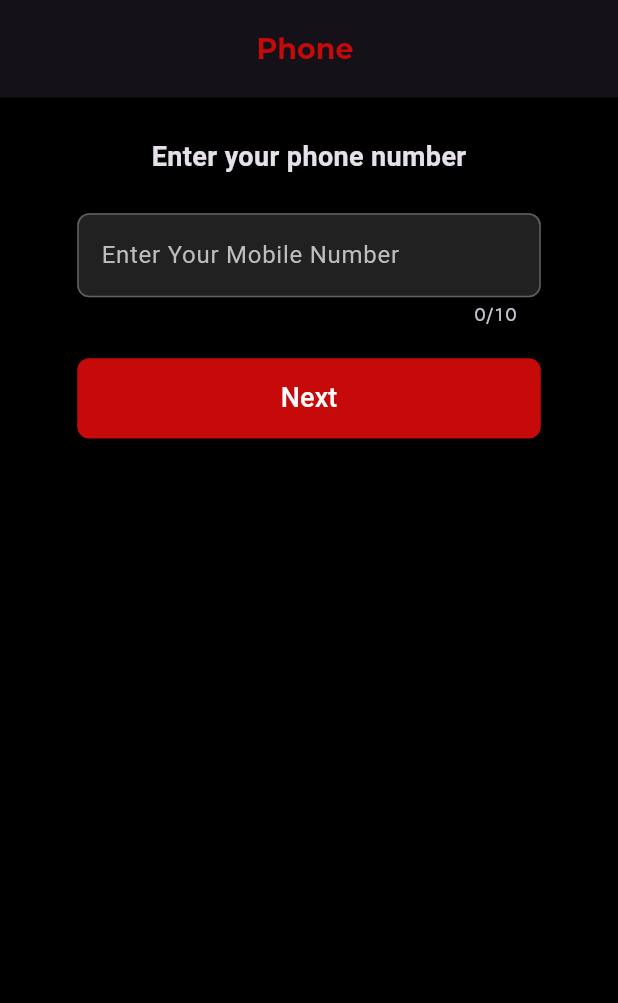
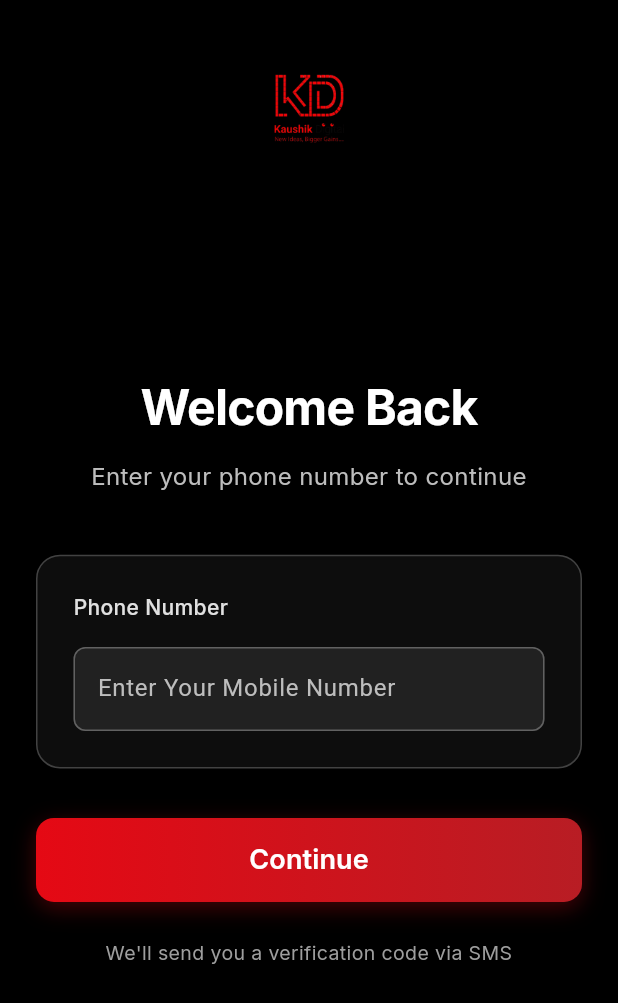
Before and after one commit to alimehdirazab/kaushik_digital, a Flutter app: the screen it shows after launch, after a tap on "Login with OTP", on a phone screen of 412 x 824 dp. Shown: the top 1003 px of the screen. Run offline on Flutter 3.47's test engine with Material 3 defaults, Android fonts, the phone set to English and light mode, and no system bars; our stand-ins replace cached_network_image, carousel_slider, flutter_html, google_fonts, pin_code_fields, share_plus and 2 more; missing offline and left inert: razorpay_flutter; network calls fail; Roboto replaces fonts that are missing (Abel, Namdhinggo).

Commit message:
minor fixes

```diff
--- a/lib/Models/home_api_model.dart
+++ b/lib/Models/home_api_model.dart
@@ -18,16 +18,16 @@ class VideoStreamingApp {
       slider: (json['slider'] as List?)
           ?.map((item) => SliderItem.fromJson(item))
           .toList() ?? [],
-      latestMovies: (json['latest_movies'] as List?)
+      latestMovies: (json['featured_movies'] as List?)
           ?.map((item) => Movie.fromJson(item))
           .toList() ?? [],
-      latestShows: (json['latest_shows'] as List?)
+      latestShows: (json['web_series'] as List?)
           ?.map((item) => Show.fromJson(item))
           .toList() ?? [],
-      popularMovies: (json['popular_movies'] as List?)
+      popularMovies: (json['short_movies'] as List?)
           ?.map((item) => Movie.fromJson(item))
           .toList() ?? [],
-      popularShows: (json['popular_shows'] as List?)
+      popularShows: (json['video_albums'] as List?)
           ?.map((item) => Show.fromJson(item))
           .toList() ?? [],
     );
--- a/lib/Screens/Home/home_screen.dart
+++ b/lib/Screens/Home/home_screen.dart
@@ -258,7 +258,7 @@ class _MyHomeScreenState extends State<MyHomeScreen> {
                                         child: Container(
                                           height: 45,
                                           decoration: BoxDecoration(
-                                            color: Colors.grey[800]!.withOpacity(0.8),
+                                            color: Colors.grey[800]!.withValues(alpha: 0.8),
                                             borderRadius: BorderRadius.circular(6),
                                           ),
                                           child: Row(
@@ -288,7 +288,7 @@ class _MyHomeScreenState extends State<MyHomeScreen> {
                                         height: 45,
                                         width: 45,
                                         decoration: BoxDecoration(
-                                          color: Colors.grey[800]!.withOpacity(0.8),
+                                          color: Colors.grey[800]!.withValues(alpha: 0.8),
                                           borderRadius: BorderRadius.circular(6),
                                         ),
                                         child: const Icon(
@@ -318,7 +318,7 @@ class _MyHomeScreenState extends State<MyHomeScreen> {
                                     decoration: BoxDecoration(
                                       color: _currentSliderIndex == entry.key
                                           ? const Color(0xffE50914)
-                                          : Colors.white.withOpacity(0.4),
+                                          : Colors.white.withValues(alpha:0.4),
                                       borderRadius: BorderRadius.circular(4),
                                     ),
                                   );
@@ -396,8 +396,8 @@ class _MyHomeScreenState extends State<MyHomeScreen> {
                     children: [
                       const SizedBox(height: 20),
 
-                      // Latest Movies Section
-                      _buildSectionTitle("Latest Movies"),
+                      // Featured Movies Section
+                      _buildSectionTitle("Featured Movies"),
                       const SizedBox(height: 12),
                       SizedBox(
                         height: h * 0.28,
@@ -436,8 +436,8 @@ class _MyHomeScreenState extends State<MyHomeScreen> {
 
                       const SizedBox(height: 30),
 
-                      // Latest Shows Section
-                      _buildSectionTitle("Latest Shows"),
+                      // Web Series Section
+                      _buildSectionTitle("Web Series"),
                       const SizedBox(height: 12),
                       SizedBox(
                         height: h * 0.28,
--- a/lib/Screens/Login with OTP/ph_no_screen.dart
+++ b/lib/Screens/Login with OTP/ph_no_screen.dart
@@ -26,100 +26,171 @@ class _PhNoScreenState extends State<PhNoScreen> {
   Widget build(BuildContext context) {
     final authProvider = Provider.of<AuthProvider>(context);
     double h = MediaQuery.of(context).size.height;
-    double w = MediaQuery.of(context).size.width;
     return Scaffold(
-      appBar: AppBar(
-        automaticallyImplyLeading: false,
-        toolbarHeight: 65,
-        centerTitle: true,
-        title: Text("Phone ",
-            style: GoogleFonts.montserrat(
-              textStyle: TextStyle(
-                fontSize: 19,
-                color: primaryColor,
-                fontWeight: FontWeight.bold,
+      backgroundColor: Colors.black,
+      body: SafeArea(
+        child: SingleChildScrollView(
+          child: Container(
+            height: MediaQuery.of(context).size.height - MediaQuery.of(context).padding.top,
+            padding: const EdgeInsets.symmetric(horizontal: 24.0),
+            child: Column(
+              children: [
+                // Top section with logo
+                SizedBox(height: h * 0.05),
+                Image.asset(
+                  appLogo,
+                  height: 60,
+                  width: 60,
                 ),
-            )),
+                // Main content container
+                Expanded(
+                  child: Column(
+                    mainAxisAlignment: MainAxisAlignment.center,
+                    children: [
+                      // Welcome text
+                      Text(
+                        "Welcome Back",
+                        style: GoogleFonts.inter(
+                          fontSize: 32,
+                          fontWeight: FontWeight.w700,
+                          color: Colors.white,
+                          letterSpacing: -0.5,
                         ),
-      body: Padding(
-        padding: const EdgeInsets.symmetric(horizontal: 30.0, vertical: 10),
+                        textAlign: TextAlign.center,
+                      ),
+
+                      SizedBox(height: h * 0.015),
+
+                      Text(
+                        "Enter your phone number to continue",
+                        style: GoogleFonts.inter(
+                          fontSize: 16,
+                          fontWeight: FontWeight.w400,
+                          color: Colors.grey[400],
+                          height: 1.4,
+                        ),
+                        textAlign: TextAlign.center,
+                      ),
+
+                      SizedBox(height: h * 0.05),
+
+                      // Phone number input container
+                      Container(
+                        padding: const EdgeInsets.all(24),
+                        decoration: BoxDecoration(
+                          color: Colors.grey[900]?.withOpacity(0.4),
+                          borderRadius: BorderRadius.circular(16),
+                          border: Border.all(
+                            color: Colors.grey[800]!,
+                            width: 1,
+                          ),
+                        ),
                         child: Column(
-          crossAxisAlignment: CrossAxisAlignment.center,
+                          crossAxisAlignment: CrossAxisAlignment.start,
                           children: [
-            SizedBox(
-              height: h * 0.02,
+                            Text(
+                              "Phone Number",
+                              style: GoogleFonts.inter(
+                                fontSize: 14,
+                                fontWeight: FontWeight.w500,
+                                color: Colors.grey[300],
                               ),
-            Center(
-              child: Text("Enter your phone number",
-                  style: GoogleFonts.abel(
-                    textStyle: const TextStyle(
-                      fontSize: 18,
-                      fontWeight: FontWeight.bold,
                             ),
-                  )),
-            ),
-            SizedBox(
-              height: h * 0.03,
-            ),
-            SizedBox(
-                width: w * 0.75,
-                child: Form(
+
+                            SizedBox(height: h * 0.02),
+
+                            Form(
                               key: _formKey,
                               child: PhNoTextfield(
                                 controller: PhoneController,
-                  ),
-                )),
-            SizedBox(
-              height: h * 0.025,
-            ),
-            SizedBox(
-              width: w * 0.75,
-              height: h * 0.065,
-              child: ElevatedButton(
-                onPressed: () {
-                  if (_formKey.currentState!.validate()) {
-                    // AuthService authService = AuthService();
-                    // authService.requestLoginOTP(
-                    //     mobile: PhoneController.text.trim(), context: context);
-                    authProvider.requestLoginOTP(
-                        mobile: PhoneController.text.trim(), context: context);
-                  }
-                  print(PhoneController.text);
-                  // Navigator.push(
-                  //     context,
-                  //     MaterialPageRoute(
-                  //         builder: (context) => OtpScreen(
-                  //               phNo: PhoneController.text,
-                  //             )));
-                },
-                style: ElevatedButton.styleFrom(
-                  backgroundColor: primaryColor,
-                  padding:
-                      const EdgeInsets.symmetric(vertical: 12, horizontal: 32),
-                  shape: RoundedRectangleBorder(
-                    borderRadius: BorderRadius.circular(8),
-                  ),
-                ),
-                child: authProvider.isLoading
-                    ? SizedBox(
-                        height: h * 0.03,
-                        width: h * 0.03,
-                        child: CircularProgressIndicator(
-                          color: whiteColor,
-                          strokeWidth: 3,
-                        ),
-                      )
-                    : Text(
-                        'Next',
-                        style: GoogleFonts.namdhinggo(
-                          textStyle: TextStyle(fontSize: 18, color: whiteColor),
-                        ),
-                      ),
                               ),
                             ),
                           ],
                         ),
                       ),
+
+                      SizedBox(height: h * 0.04),
+
+                      // Continue button
+                      Container(
+                        width: double.infinity,
+                        height: 56,
+                        decoration: BoxDecoration(
+                          gradient: const LinearGradient(
+                            colors: [
+                              Color(0xFFE50914),
+                              Color(0xFFB81D24),
+                            ],
+                            begin: Alignment.centerLeft,
+                            end: Alignment.centerRight,
+                          ),
+                          borderRadius: BorderRadius.circular(12),
+                          boxShadow: [
+                            BoxShadow(
+                              color: const Color(0xFFE50914).withOpacity(0.3),
+                              blurRadius: 12,
+                              offset: const Offset(0, 4),
+                            ),
+                          ],
+                        ),
+                        child: ElevatedButton(
+                          onPressed: () {
+                            if (_formKey.currentState!.validate()) {
+                              authProvider.requestLoginOTP(
+                                  mobile: PhoneController.text.trim(), context: context);
+                            }
+                            print(PhoneController.text);
+                          },
+                          style: ElevatedButton.styleFrom(
+                            backgroundColor: Colors.transparent,
+                            shadowColor: Colors.transparent,
+                            shape: RoundedRectangleBorder(
+                              borderRadius: BorderRadius.circular(12),
+                            ),
+                          ),
+                          child: authProvider.isLoading
+                              ? const SizedBox(
+                                  height: 24,
+                                  width: 24,
+                                  child: CircularProgressIndicator(
+                                    color: Colors.white,
+                                    strokeWidth: 2.5,
+                                  ),
+                                )
+                              : Text(
+                                  'Continue',
+                                  style: GoogleFonts.inter(
+                                    fontSize: 18,
+                                    color: Colors.white,
+                                    fontWeight: FontWeight.w600,
+                                  ),
+                                ),
+                        ),
+                      ),
+
+                      SizedBox(height: h * 0.03),
+
+                      // Privacy text
+                      Text(
+                        "We'll send you a verification code via SMS",
+                        style: GoogleFonts.inter(
+                          fontSize: 13,
+                          color: Colors.grey[500],
+                          height: 1.4,
+                        ),
+                        textAlign: TextAlign.center,
+                      ),
+                    ],
+                  ),
+                ),
+
+                // Bottom padding
+                SizedBox(height: h * 0.04),
+              ],
+            ),
+          ),
+        ),
+      ),
     );
   }
 }
--- a/lib/Screens/Login with OTP/widgets/ph_no_textfield.dart
+++ b/lib/Screens/Login with OTP/widgets/ph_no_textfield.dart
@@ -25,7 +25,7 @@ class PhNoTextfield extends StatelessWidget {
     return TextFormField(
       controller: controller,
       keyboardType: TextInputType.number,
-      maxLength: 10, // Limit input to 10 digits
+     // maxLength: 10, // Limit input to 10 digits
       inputFormatters: [
         FilteringTextInputFormatter.digitsOnly, // Allow only numbers
       ],
--- a/lib/Screens/Login/login_screen.dart
+++ b/lib/Screens/Login/login_screen.dart
@@ -3,7 +3,6 @@ import 'package:google_fonts/google_fonts.dart';
 import 'package:kaushik_digital/Providers/auth_provider.dart';
 import 'package:kaushik_digital/Screens/Login%20with%20OTP/ph_no_screen.dart';
 import 'package:kaushik_digital/Screens/Login/widgets/custom_textfield.dart';
-import 'package:kaushik_digital/Screens/Signup/signup_phno_screen.dart';
 import 'package:kaushik_digital/Screens/Signup/signup_screen.dart';
 import 'package:kaushik_digital/utils/constants/constants.dart';
 import 'package:provider/provider.dart';
@@ -123,17 +122,6 @@ class _LoginScreenState extends State<LoginScreen> {
                   SizedBox(
                     height: h * 0.025,
                   ),
-                  Text(
-                    'Need help?',
-                    style: GoogleFonts.namdhinggo(
-                        textStyle: const TextStyle(
-                            fontSize: 18,
-                            color: Colors.white70, // Light gray for dark mode
-                            fontWeight: FontWeight.bold)),
-                  ),
-                  SizedBox(
-                    height: h * 0.025,
-                  ),
                   Row(
                     mainAxisAlignment: MainAxisAlignment.center,
                     children: [
--- a/pubspec.yaml
+++ b/pubspec.yaml
@@ -16,7 +16,7 @@ publish_to: "none" # Remove this line if you wish to publish to pub.dev
 # https://developer.apple.com/library/archive/documentation/General/Reference/InfoPlistKeyReference/Articles/CoreFoundationKeys.html
 # In Windows, build-name is used as the major, minor, and patch parts
 # of the product and file versions while build-number is used as the build suffix.
-version: 1.0.0+4
+version: 1.0.0+5
 
 environment:
   sdk: ^3.5.4
```
Lines whose indentation alone changed are shown as unchanged.
